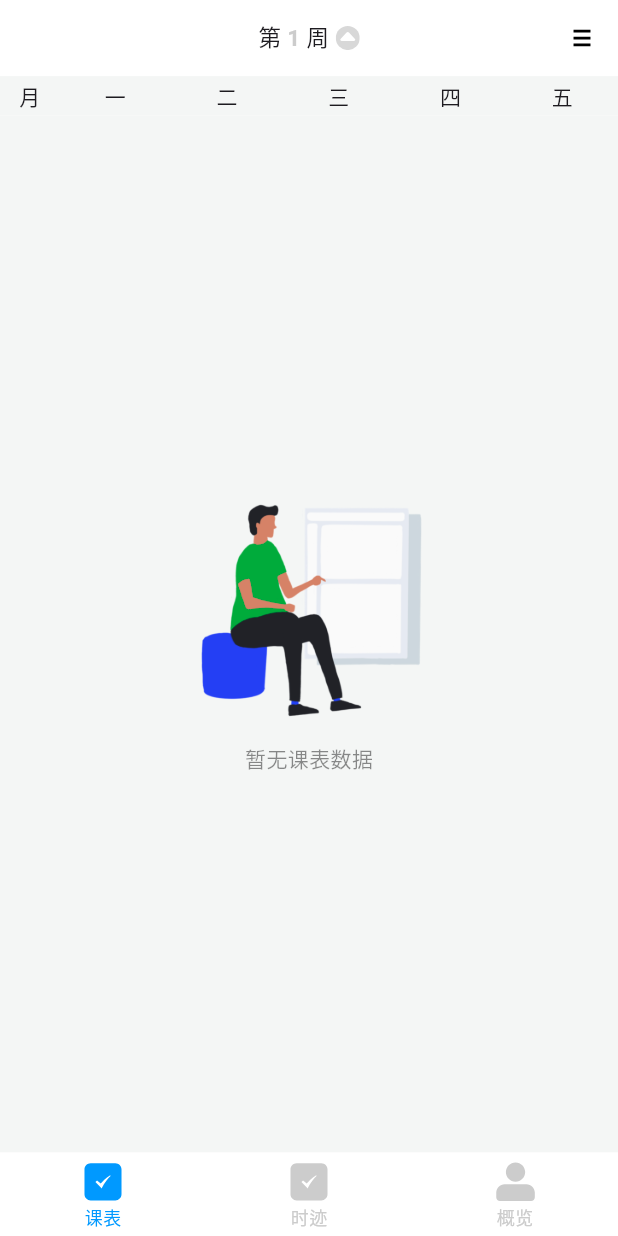
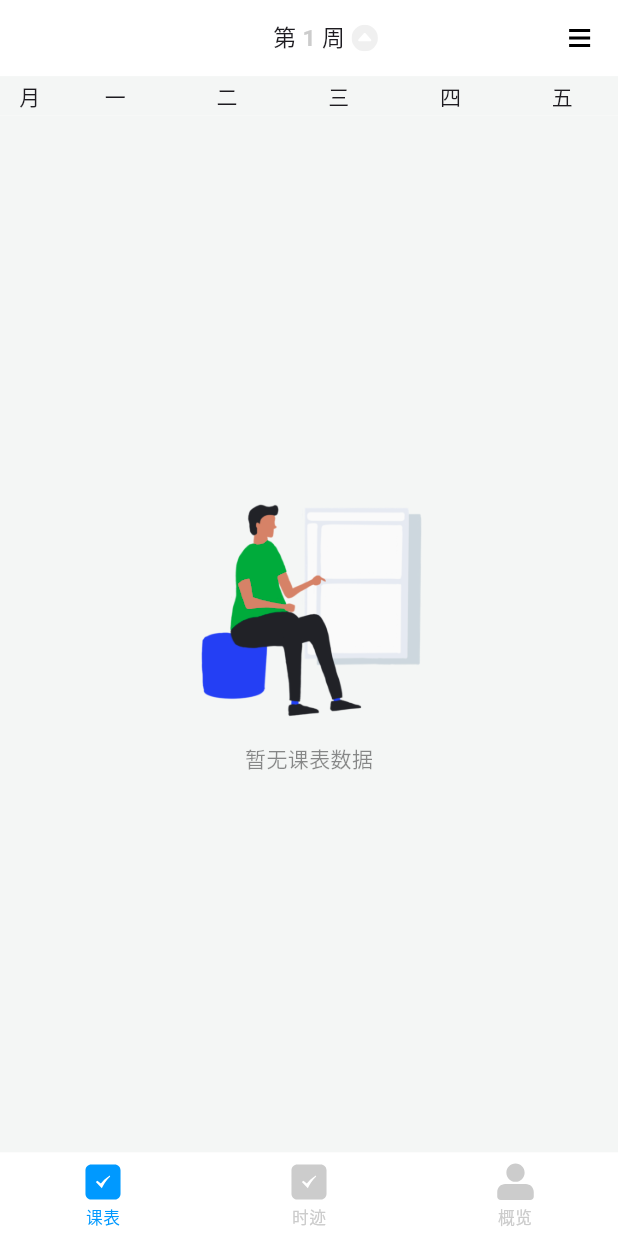
Before and after one commit to darren-you/timestep, a Flutter app: the screen it shows after launch, on a phone screen of 412 x 824 dp. Run offline on Flutter 3.47's test engine with Material 3 defaults, Android fonts, the phone set to English and light mode, and no system bars; our stand-ins replace date_format, dio, extended_image, flutter_screenutil, flutter_smart_dialog, flutter_staggered_animations and 5 more; accounts and stored records are empty; network calls fail.

Commit message:
优化课表、Todo界面顶部以及底部导航栏高度

```diff
--- a/lib/business/home_nav/bottom_nav_page.dart
+++ b/lib/business/home_nav/bottom_nav_page.dart
@@ -27,7 +27,7 @@ Widget navItem(Rx<BottomNavItemVO> item) {
         }
       },
       child: Container(
-        padding: const EdgeInsets.symmetric(vertical: 4),
+        padding: EdgeInsets.symmetric(vertical: 4.h),
         color: Colors.transparent,
         child: Column(
           mainAxisAlignment: MainAxisAlignment.spaceEvenly,
@@ -35,8 +35,8 @@ Widget navItem(Rx<BottomNavItemVO> item) {
             Obx(
               () => SvgPicture.asset(
                 item.value.assertIcon,
-                width: 30,
-                height: 30,
+                width: 28.h,
+                height: 28.h,
                 colorFilter: item.value.isSelected
                     ? ColorFilter.mode(MyColors.iconBlue.color, BlendMode.srcIn)
                     : null,
@@ -48,7 +48,7 @@ Widget navItem(Rx<BottomNavItemVO> item) {
                       color: item.value.isSelected
                           ? MyColors.iconBlue.color
                           : MyColors.iconGrey1.color,
-                      fontSize: 12),
+                      fontSize: 11.sp),
                 )),
           ],
         ),
--- a/lib/business/time_table/course_table/time_table_page.dart
+++ b/lib/business/time_table/course_table/time_table_page.dart
@@ -4,6 +4,7 @@ import 'package:flutter_svg/svg.dart';
 import 'package:get/get.dart';
 
 import '../../../components/container/custom_icon_button.dart';
+import '../../../enumm/appbar_enum.dart';
 import '../../../enumm/color_enum.dart';
 import '../../../enumm/nav_enum.dart';
 import 'components/course_week.dart';
@@ -55,7 +56,7 @@ class TimeTablePages extends GetView<TimeTableViewModel> {
                       children: [
                         // 课表名称
                         Positioned(
-                          left: 10,
+                          left: 16.w,
                           child: GestureDetector(
                             onDoubleTap: () {
                               if (controller.changeCourseSate.value ==
@@ -63,9 +64,9 @@ class TimeTablePages extends GetView<TimeTableViewModel> {
                                 controller.changeCourse(animate: true);
                               }
                             },
-                            child: SizedBox(
-                              height: 50,
-                              width: 65,
+                            child: Container(
+                              color: Colors.transparent,
+                              height: 50.h,
                               child: Center(
                                 child: Obx(
                                   () => Text(
@@ -74,7 +75,7 @@ class TimeTablePages extends GetView<TimeTableViewModel> {
                                     overflow: TextOverflow.ellipsis,
                                     style: TextStyle(
                                       color: MyColors.textMain.color,
-                                      fontSize: 15,
+                                      fontSize: 15.sp,
                                     ),
                                   ),
                                 ),
@@ -84,60 +85,52 @@ class TimeTablePages extends GetView<TimeTableViewModel> {
                         ),
 
                         // 标题周信息
-                        Align(
-                          alignment: Alignment.center,
-                          child: // 居中标题第几周
-                              GestureDetector(
-                            onTap: () {
-                              // 展开周预览图菜单
-                              controller.openMoreInfo();
-                            },
-                            onDoubleTap: () {
-                              controller.toNowWeekPage();
-                            },
-                            child: Container(
-                              color: Colors.transparent,
-                              width: 100,
-                              height: 50,
+                        Positioned(
+                          left: 0,
+                          right: 0,
+                          child: GestureDetector(
+                            onTap: controller.openMoreInfo,
+                            onDoubleTap: controller.toNowWeekPage,
                             child: Row(
                               mainAxisAlignment: MainAxisAlignment.center,
                               children: [
-                                  const Text(
-                                    '第 ',
-                                    style: TextStyle(fontSize: 15),
-                                  ),
+                                SizedBox(width: 20.w),
+                                Text('第 ', style: TextStyle(fontSize: 15.sp)),
                                 Obx(() => Text(
                                       controller.currentWeekIndex.value
                                           .toString(),
                                       style: TextStyle(
-                                          fontSize: 15,
+                                        fontSize: 15.sp,
                                         fontWeight: FontWeight.bold,
-                                          color: controller
-                                                      .currentWeekIndex.value ==
+                                        color:
+                                            controller.currentWeekIndex.value ==
                                                     controller.nowWeek
                                                 ? Colors.red
                                                 : MyColors.iconGrey1.color,
                                       ),
                                     )),
-                                  const Text(
-                                    ' 周',
-                                    style: TextStyle(fontSize: 15),
-                                  ),
+                                Text(' 周', style: TextStyle(fontSize: 15.sp)),
                                 SizedBox(width: 4.w),
                                 Obx(
                                   () => controller.isExpanded.value
-                                        ? SvgPicture.asset(AssertUtil.iconTag)
+                                      ? SvgPicture.asset(
+                                          AssertUtil.iconTag,
+                                          width: 16.w,
+                                          height: 16.w,
+                                        )
                                       : Transform(
                                           transform: Matrix4.rotationZ(
                                               3.14159265358979323846), // π 弧度
                                           alignment:
                                               Alignment.center, // 确保旋转点在中心
                                           child: SvgPicture.asset(
-                                                AssertUtil.iconTag),
+                                            AssertUtil.iconTag,
+                                            width: 16.w,
+                                            height: 16.w,
+                                          ),
                                         ),
                                 ),
                               ],
-                              ),
                             ),
                           ),
                         ),
@@ -147,12 +140,12 @@ class TimeTablePages extends GetView<TimeTableViewModel> {
                           right: 0,
                           child: CustomIconButton(
                             AssertUtil.iconMenu,
-                            //background: Colors.blue,
+                            backgroundHeight: AppBarOptions.hight50.height,
+                            backgroundWidth: AppBarOptions.hight50.height,
                             alignment: Alignment.centerRight,
-                            padding: const EdgeInsets.only(right: 16),
-                            onTap: () {
-                              Get.toNamed(PagePathUtil.timeTableSettingPage);
-                            },
+                            padding: EdgeInsets.only(right: 16.w),
+                            onTap: () =>
+                                Get.toNamed(PagePathUtil.timeTableSettingPage),
                           ),
                         ),
                       ],
@@ -178,22 +171,22 @@ class TimeTablePages extends GetView<TimeTableViewModel> {
                             child: Obx(
                               () => Container(
                                 margin: EdgeInsets.only(
-                                    left: index == 0 ? 8 : 4,
+                                    left: index == 0 ? 8.w : 4.w,
                                     top: 0,
                                     right: index ==
                                             controller.courseModel.value
                                                     .courseAllPages.length -
                                                 1
-                                        ? 8
-                                        : 4,
-                                    bottom: 8),
+                                        ? 8.w
+                                        : 4.w,
+                                    bottom: 8.w),
                                 width: 42.h,
                                 decoration: BoxDecoration(
                                   color: (index + 1) ==
                                           controller.currentWeekIndex.value
                                       ? MyColors.cardGreen.color
                                       : MyColors.cardGrey1.color,
-                                  borderRadius: BorderRadius.circular(10),
+                                  borderRadius: BorderRadius.circular(10.r),
                                 ),
                                 child: Center(
                                   child: Text(
@@ -212,6 +205,7 @@ class TimeTablePages extends GetView<TimeTableViewModel> {
                       ),
                     ),
                   ),
+
                   // 周标题栏
                   Container(
                     color: MyColors.background.color,
@@ -251,7 +245,6 @@ class TimeTablePages extends GetView<TimeTableViewModel> {
             // 课表内容
             Obx(() {
               debugPrint("绘制课程周视图Pages");
-
               return controller.courseModel.value.courseAllPages.isNotEmpty
                   ? Expanded(
                       child: PageView.builder(
@@ -285,7 +278,7 @@ class TimeTablePages extends GetView<TimeTableViewModel> {
                               ),
                             ),
                           ),
-                          const Padding(padding: EdgeInsets.only(top: 12)),
+                          Padding(padding: EdgeInsets.only(top: 12.h)),
                           const Center(
                             child: Text(
                               "暂无课表数据",
--- a/lib/business/time_table/course_table/timetable_vm.dart
+++ b/lib/business/time_table/course_table/timetable_vm.dart
@@ -236,18 +236,18 @@ class TimeTableViewModel extends GetxController {
     var offset = 0.0;
     final screenWidth = MyScreenUtil.getInstance().screenWidth;
     final halfScreenWidth = screenWidth / 2;
-    final halfScreenItem = (halfScreenWidth / (42.h + 8)).ceil();
+    final halfScreenItem = (halfScreenWidth / (42.h + 8.w)).ceil();
     // 选中week
     final selectedWeek = currentWeekIndex.value;
     // 选课表共有多少周
     final allWeeks = courseModel.value.courseAllPages.length;
     if (selectedWeek > halfScreenItem &&
         selectedWeek <= (allWeeks - halfScreenItem)) {
-      offset = selectedWeek * (42.h + 8) - (42.h / 2) - halfScreenWidth;
+      offset = selectedWeek * (42.h + 8.w) - (42.h / 2) - halfScreenWidth;
     } else if (selectedWeek <= halfScreenItem) {
       offset = 0;
     } else {
-      offset = allWeeks * (42.h + 8) + 8 - screenWidth;
+      offset = allWeeks * (42.h + 8.w) + 8.w - screenWidth;
     }
 
     return offset;
--- a/lib/business/todo/todo_page_controller.dart
+++ b/lib/business/todo/todo_page_controller.dart
@@ -98,7 +98,7 @@ class TodoPageController extends GetxController {
     var offset = 0.0;
     final screenWidth = MyScreenUtil.getInstance().screenWidth;
     final halfScreenWidth = screenWidth / 2;
-    final halfScreenItem = (halfScreenWidth / (42.h + 8)).ceil();
+    final halfScreenItem = (halfScreenWidth / (42.h + 8.w)).ceil();
     // 选中day
     final selectedDay = currentDayDateTime.value.day;
     // 选中月有多少天
@@ -106,11 +106,11 @@ class TodoPageController extends GetxController {
         DateUtil.getDaysInMonthByDateTime(currentMonthDateTime.value);
     if (selectedDay > halfScreenItem &&
         selectedDay <= (daysInMonth - halfScreenItem)) {
-      offset = selectedDay * (42.h + 8) - (42.h / 2) - halfScreenWidth;
+      offset = selectedDay * (42.h + 8.w) - (42.h / 2) - halfScreenWidth;
     } else if (selectedDay <= halfScreenItem) {
       offset = 0;
     } else {
-      offset = daysInMonth * (42.h + 8) + 8 - screenWidth;
+      offset = daysInMonth * (42.h + 8.w) + 8.w - screenWidth;
     }
 
     return offset;
--- a/lib/components/appbar/normal_appbar.dart
+++ b/lib/components/appbar/normal_appbar.dart
@@ -1,4 +1,5 @@
 import 'package:flutter/material.dart';
+import 'package:flutter_screenutil/flutter_screenutil.dart';
 import 'package:get/get.dart';
 
 import '../../enumm/appbar_enum.dart';
--- a/lib/components/container/custom_icon_button.dart
+++ b/lib/components/container/custom_icon_button.dart
@@ -21,7 +21,7 @@ class CustomIconButton extends StatelessWidget {
 
   const CustomIconButton(
     this.assetName, {
-    Key? key,
+    super.key,
     this.onTap,
     this.defaultColor = Colors.black,
     this.pressedColor = Colors.grey,
@@ -32,7 +32,7 @@ class CustomIconButton extends StatelessWidget {
     this.margin,
     this.backgroundWidth,
     this.backgroundHeight,
-  }) : super(key: key);
+  });
 
   @override
   Widget build(BuildContext context) {
--- a/lib/enumm/appbar_enum.dart
+++ b/lib/enumm/appbar_enum.dart
@@ -1,6 +1,7 @@
 /*
   @descripton 定义状态栏高度枚举类
  */
+
 enum AppBarOptions {
   hight50(height: 50);
 
```
Also changed, not shown: lib/business/todo/todo_page.dart (+43 -46 lines), images/icon_menu.svg, images/icon_tag.svg, 1 other file. Lines whose indentation alone changed are shown as unchanged.
